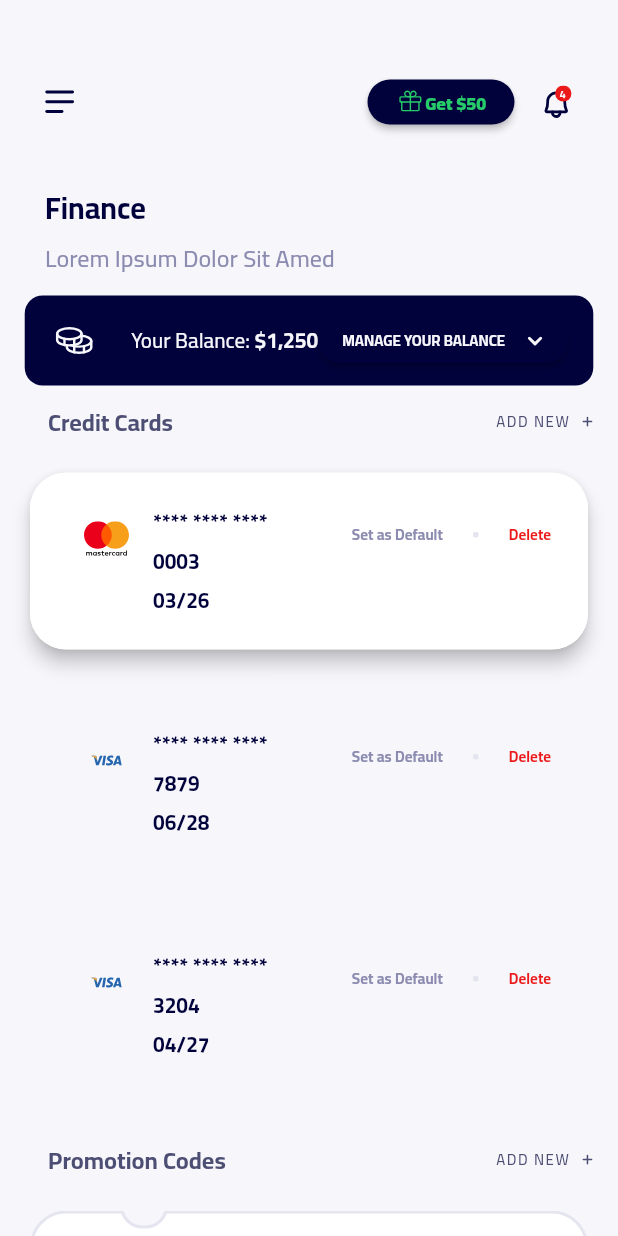
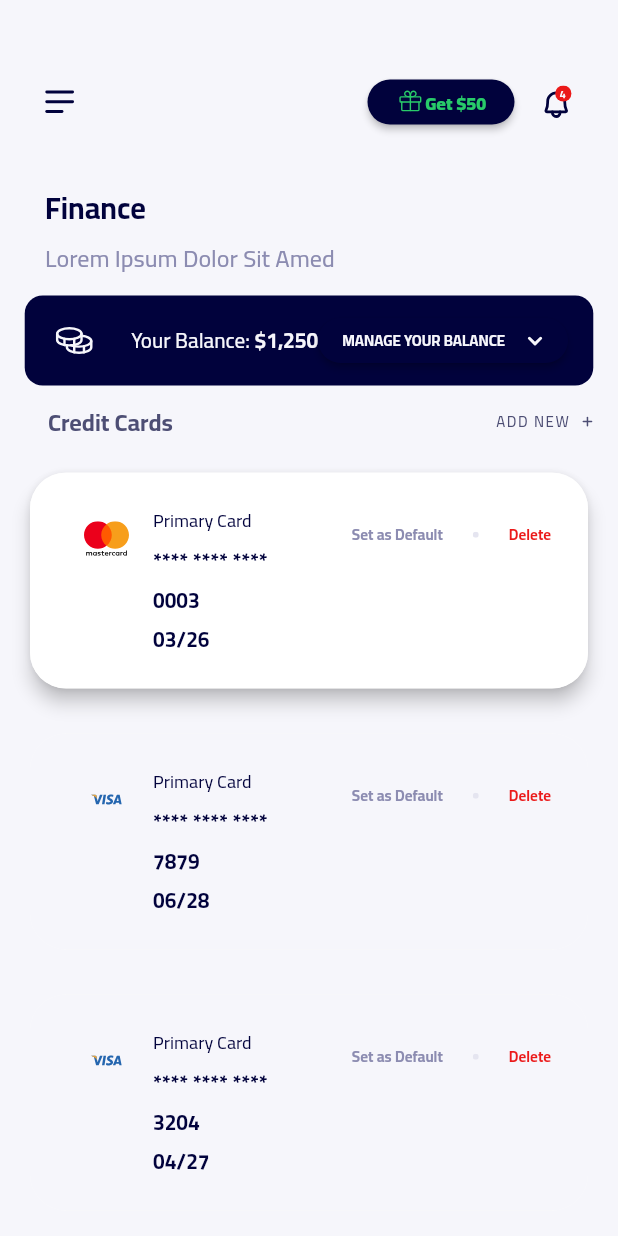
Before and after one commit to ozgun-kara/ruut, a Flutter app: the screen it shows after launch, on a phone screen of 412 x 824 dp. Run offline on Flutter 3.47's test engine with Material 2 defaults, Android fonts, the phone set to English and light mode, and no system bars; our stand-ins replace flutter_svg; statements that could not run were skipped.

Commit message:
Update finance_page.dart

```diff
--- a/lib/pages/finance_page.dart
+++ b/lib/pages/finance_page.dart
@@ -341,7 +341,19 @@ class FinancePage extends StatelessWidget {
                                 title: Column(
                                   crossAxisAlignment: CrossAxisAlignment.start,
                                   children: [
-
+                                    Padding(
+                                      padding:
+                                          const EdgeInsets.fromLTRB(0, 0, 0, 4),
+                                      child: Text(
+                                        items[index].name ?? '',
+                                        style: TextStyle(
+                                          fontSize: 12,
+                                          fontFamily: "Cairo-VariableFont_wght",
+                                          fontWeight: FontWeight.w500,
+                                          color: Color(0xFF01023C),
+                                        ),
+                                      ),
+                                    ),
                                     Text(
                                       items[index].cardNumber ?? '',
                                       style: const TextStyle(
```
